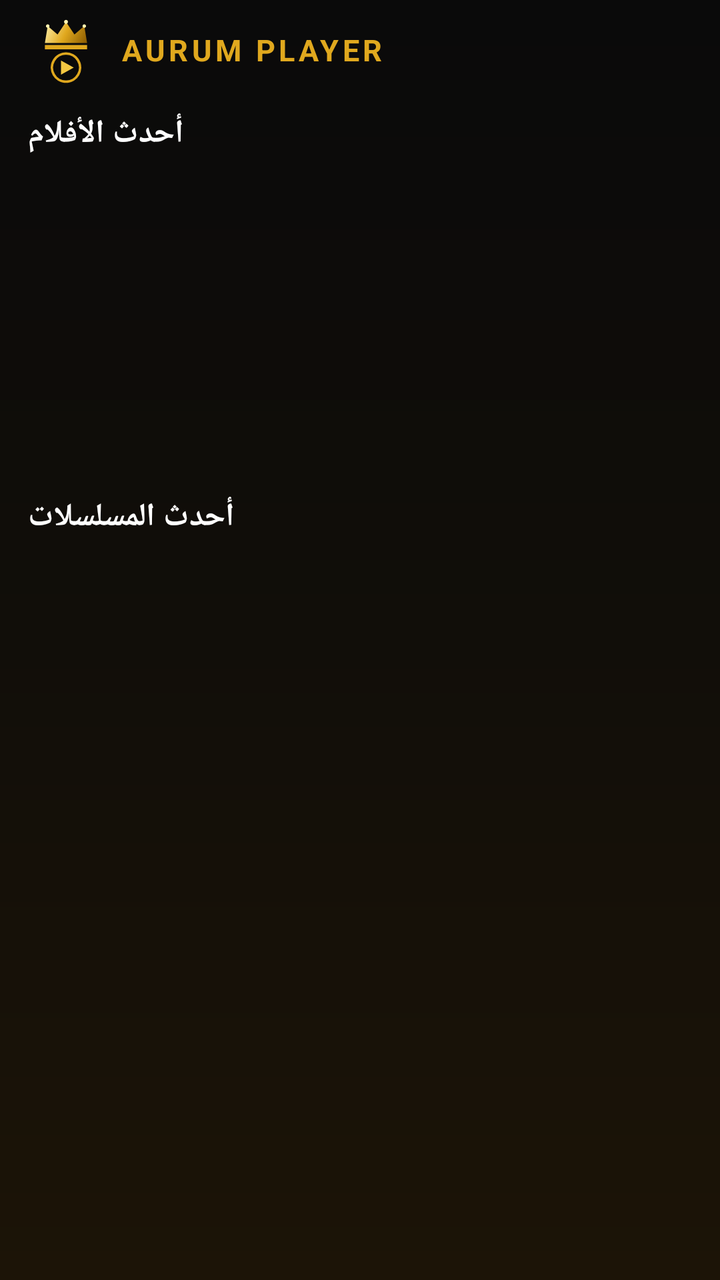
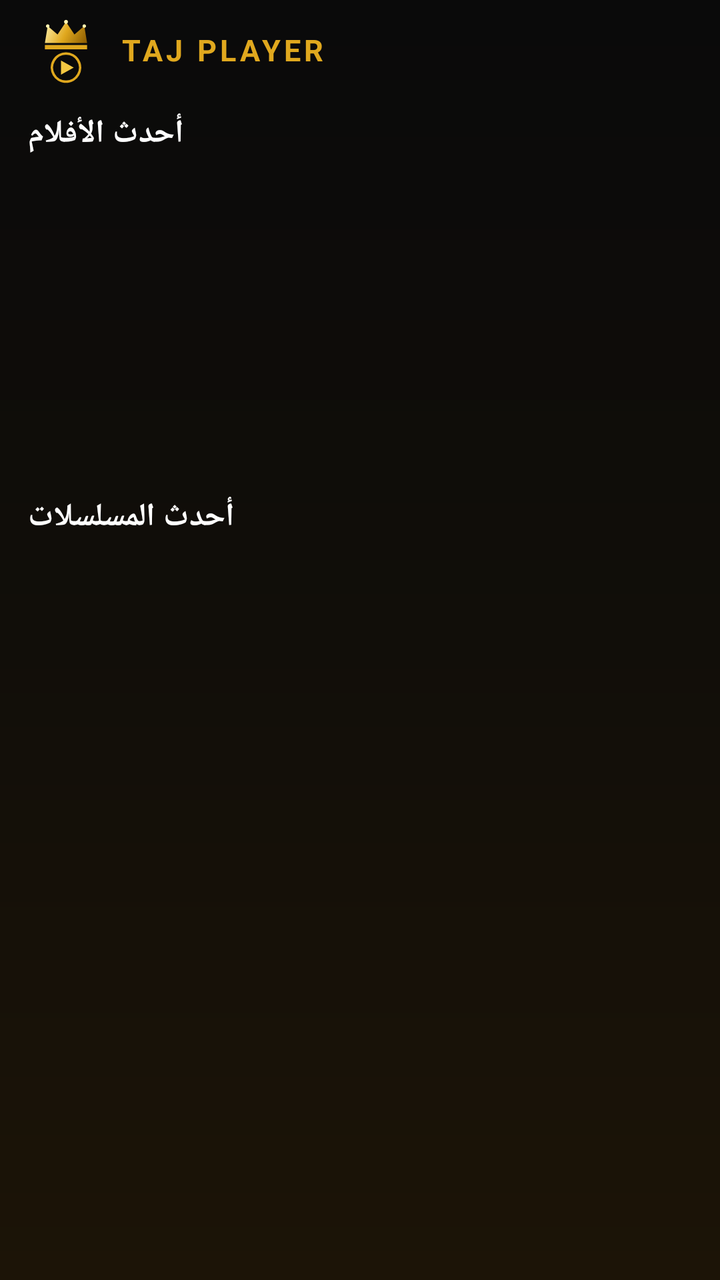

Screens rendered from an Android XML layout before and after an edit, with the pre-edit source and the edit as a unified diff.
<!-- AndroidManifest.xml: application theme Theme.IPTVPlayer -->
<!-- res/layout/activity_home.xml -->
<?xml version="1.0" encoding="utf-8"?>
<LinearLayout xmlns:android="http://schemas.android.com/apk/res/android" android:layout_width="match_parent" android:layout_height="match_parent" android:background="@drawable/bg_app_gradient" android:orientation="vertical">
<LinearLayout android:layout_width="match_parent" android:layout_height="wrap_content" android:gravity="center_vertical" android:orientation="horizontal" android:paddingStart="14dp" android:paddingEnd="14dp" android:paddingTop="6dp">
<ImageView android:id="@+id/ivLogo" android:layout_width="38dp" android:layout_height="38dp" android:src="@drawable/ic_logo" />
<TextView android:layout_width="0dp" android:layout_height="wrap_content" android:layout_marginStart="8dp" android:layout_weight="1" android:letterSpacing="0.12" android:text="AURUM PLAYER" android:textColor="#E0A81E" android:textSize="15sp" android:textStyle="bold" />
<TextView android:id="@+id/tvExpiry" android:layout_width="wrap_content" android:layout_height="wrap_content" android:textColor="#99FFFFFF" android:textSize="12sp" />
</LinearLayout>
<HorizontalScrollView android:layout_width="match_parent" android:layout_height="wrap_content" android:scrollbars="none"><LinearLayout android:id="@+id/buttonsContainer" android:layout_width="wrap_content" android:layout_height="wrap_content" android:orientation="horizontal" android:paddingStart="8dp" android:paddingEnd="8dp" android:paddingTop="6dp" android:paddingBottom="6dp" /></HorizontalScrollView>
<androidx.core.widget.NestedScrollView android:layout_width="match_parent" android:layout_height="0dp" android:layout_weight="1">
<LinearLayout android:layout_width="match_parent" android:layout_height="wrap_content" android:orientation="vertical">
<TextView android:layout_width="wrap_content" android:layout_height="wrap_content" android:layout_marginStart="14dp" android:layout_marginEnd="14dp" android:text="أحدث الأفلام" android:textColor="#FFFFFF" android:textSize="16sp" android:textStyle="bold" />
<androidx.recyclerview.widget.RecyclerView android:id="@+id/rvMovies" android:layout_width="match_parent" android:layout_height="170dp" android:clipToPadding="false" android:paddingStart="9dp" android:paddingEnd="9dp" android:paddingTop="6dp" android:paddingBottom="6dp" />
<TextView android:layout_width="wrap_content" android:layout_height="wrap_content" android:layout_marginStart="14dp" android:layout_marginEnd="14dp" android:text="أحدث المسلسلات" android:textColor="#FFFFFF" android:textSize="16sp" android:textStyle="bold" />
<androidx.recyclerview.widget.RecyclerView android:id="@+id/rvSeries" android:layout_width="match_parent" android:layout_height="170dp" android:clipToPadding="false" android:paddingStart="9dp" android:paddingEnd="9dp" android:paddingTop="6dp" android:paddingBottom="6dp" />
</LinearLayout>
</androidx.core.widget.NestedScrollView>
</LinearLayout>
<!-- resources referenced by this layout -->
<resources>
  <!-- drawable bg_app_gradient (drawable) -->
  <?xml version="1.0" encoding="utf-8"?>
  <shape xmlns:android="http://schemas.android.com/apk/res/android" android:shape="rectangle"><gradient android:angle="270" android:startColor="#0A0A0A" android:centerColor="#110E09" android:endColor="#1C1407" /></shape>
  <!-- drawable ic_logo (drawable) -->
  <?xml version="1.0" encoding="utf-8"?>
  <vector xmlns:android="http://schemas.android.com/apk/res/android" xmlns:aapt="http://schemas.android.com/aapt" android:width="108dp" android:height="108dp" android:viewportWidth="108" android:viewportHeight="108">
  <path android:pathData="M24,44 L28,20 L42,32 L54,14 L66,32 L80,20 L84,44 Z">
  <aapt:attr name="android:fillColor"><gradient android:startX="24" android:startY="14" android:endX="84" android:endY="44" android:type="linear"><item android:offset="0" android:color="#FFF3B0"/><item android:offset="0.5" android:color="#E0A81E"/><item android:offset="1" android:color="#8A5A00"/></gradient></aapt:attr>
  </path>
  <path android:fillColor="#E0A81E" android:pathData="M24,47 H84 V53 H24 Z"/>
  <path android:strokeColor="#E0A81E" android:strokeWidth="3.5" android:pathData="M54,59 A20,20 0 1,1 53.99,59 Z"/>
  <path android:fillColor="#F5C842" android:pathData="M47,69 L47,89 L65,79 Z"/>
  <path android:fillColor="#FFF3B0" android:pathData="M28,17.5 a2.5,2.5 0 1,0 0.01,0 Z"/>
  <path android:fillColor="#FFF3B0" android:pathData="M54,11.2 a2.8,2.8 0 1,0 0.01,0 Z"/>
  <path android:fillColor="#FFF3B0" android:pathData="M80,17.5 a2.5,2.5 0 1,0 0.01,0 Z"/>
  </vector>
  <style name="Theme.IPTVPlayer" parent="Theme.MaterialComponents.DayNight.NoActionBar">
          <item name="colorPrimary">@color/accent_primary</item>
          <item name="colorPrimaryVariant">@color/accent_secondary</item>
          <item name="colorOnPrimary">@color/bg_primary</item>
          <item name="colorSecondary">@color/accent_primary</item>
          <item name="colorOnSecondary">@color/bg_primary</item>
          <item name="android:colorBackground">@color/bg_primary</item>
          <item name="colorSurface">@color/bg_surface</item>
          <item name="colorOnSurface">@color/text_primary</item>
          <item name="android:statusBarColor">@color/bg_surface</item>
          <item name="android:navigationBarColor">@color/bg_primary</item>
          <item name="android:windowBackground">@color/bg_primary</item>
          
          <item name="android:textColorPrimary">@color/text_primary</item>
          <item name="android:textColorSecondary">@color/text_secondary</item>
          <item name="android:editTextColor">@color/text_primary</item>
          <item name="android:textColorHint">@color/text_hint</item>
          
          <item name="materialAlertDialogTheme">@style/DarkAlertDialog</item>
      </style>
  <color name="accent_primary">#FF00E676</color>
  <color name="accent_secondary">#FF00C853</color>
  <color name="bg_primary">#FF121212</color>
  <color name="bg_surface">#FF1E1E1E</color>
  <color name="text_primary">#FFFFFFFF</color>
  <color name="text_secondary">#FFB0B0B0</color>
  <color name="text_hint">#FF757575</color>
  <style name="DarkAlertDialog" parent="ThemeOverlay.MaterialComponents.MaterialAlertDialog">
          <item name="colorSurface">@color/bg_surface</item>
          <item name="colorOnSurface">@color/text_primary</item>
          <item name="android:background">@color/bg_surface</item>
          <item name="buttonBarPositiveButtonStyle">@style/AccentButtonStyle</item>
      </style>
  <style name="AccentButtonStyle" parent="Widget.MaterialComponents.Button.TextButton.Dialog">
          <item name="android:textColor">@color/accent_primary</item>
      </style>
</resources>

<!-- the commit's change to res/layout/activity_home.xml (unified diff, before → after) -->
@@ -2,7 +2,7 @@
 <LinearLayout xmlns:android="http://schemas.android.com/apk/res/android" android:layout_width="match_parent" android:layout_height="match_parent" android:background="@drawable/bg_app_gradient" android:orientation="vertical">
 <LinearLayout android:layout_width="match_parent" android:layout_height="wrap_content" android:gravity="center_vertical" android:orientation="horizontal" android:paddingStart="14dp" android:paddingEnd="14dp" android:paddingTop="6dp">
 <ImageView android:id="@+id/ivLogo" android:layout_width="38dp" android:layout_height="38dp" android:src="@drawable/ic_logo" />
-<TextView android:layout_width="0dp" android:layout_height="wrap_content" android:layout_marginStart="8dp" android:layout_weight="1" android:letterSpacing="0.12" android:text="AURUM PLAYER" android:textColor="#E0A81E" android:textSize="15sp" android:textStyle="bold" />
+<TextView android:layout_width="0dp" android:layout_height="wrap_content" android:layout_marginStart="8dp" android:layout_weight="1" android:letterSpacing="0.12" android:text="TAJ PLAYER" android:textColor="#E0A81E" android:textSize="15sp" android:textStyle="bold" />
 <TextView android:id="@+id/tvExpiry" android:layout_width="wrap_content" android:layout_height="wrap_content" android:textColor="#99FFFFFF" android:textSize="12sp" />
 </LinearLayout>
 <HorizontalScrollView android:layout_width="match_parent" android:layout_height="wrap_content" android:scrollbars="none"><LinearLayout android:id="@+id/buttonsContainer" android:layout_width="wrap_content" android:layout_height="wrap_content" android:orientation="horizontal" android:paddingStart="8dp" android:paddingEnd="8dp" android:paddingTop="6dp" android:paddingBottom="6dp" /></HorizontalScrollView>
